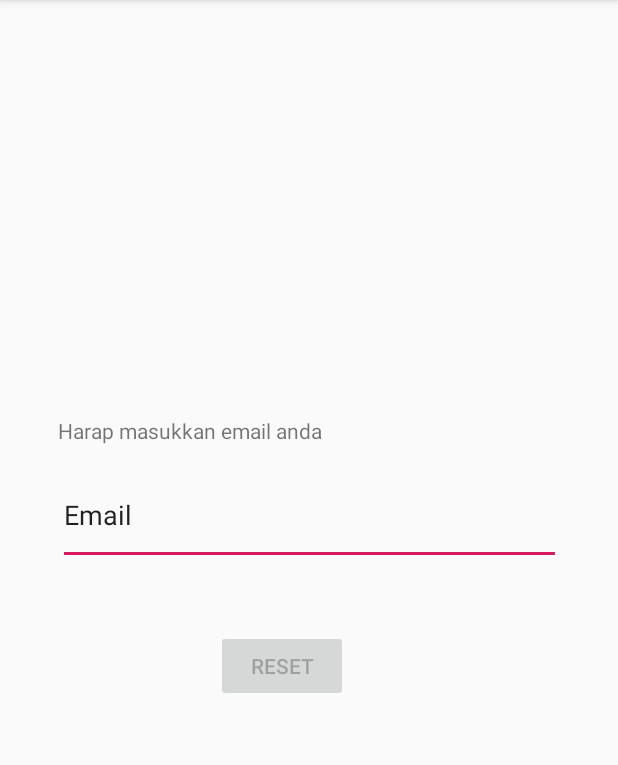
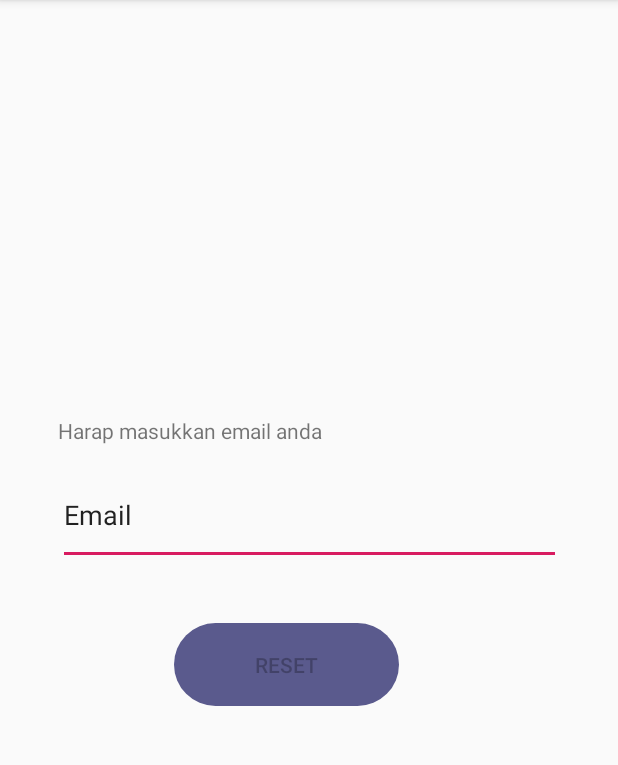
Before and after one commit to finkystudent/UD_DUA_PUTRA, an Android app: the reset_password screen opened directly, with no data from a screen before it, on a phone screen of 412 x 824 dp, the part 84-849 px from its top. Run offline under Robolectric (Android 15) with nearby library versions, the light colour scheme and no system bars.

Commit message:
membuat custom button LOGIN dan RESET

```diff
--- /dev/null
+++ b/app/src/main/res/drawable/custom_button.xml
@@ -0,0 +1,15 @@
+<?xml version="1.0" encoding="utf-8"?>
+<shape xmlns:android="http://schemas.android.com/apk/res/android"
+    >
+    <corners
+        android:bottomLeftRadius="30dp"
+        android:bottomRightRadius="30dp"
+        android:radius="40dp"
+        android:topLeftRadius="30dp"
+        android:topRightRadius="30dp"/>
+    <size
+        android:height="55dp"
+        android:width="150dp"/>
+    <solid
+        android:color="#5A5A8D"/>
+</shape>
--- a/app/src/main/res/layout/activity_login.xml
+++ b/app/src/main/res/layout/activity_login.xml
@@ -15,6 +15,7 @@
         android:textcolor="#020202"
         android:enabled="false"
         android:text="LOGIN"
+        android:background="@drawable/custom_button"
         app:layout_constraintBottom_toBottomOf="parent"
         app:layout_constraintEnd_toEndOf="parent"
         app:layout_constraintHorizontal_bias="0.498"
--- a/app/src/main/res/layout/activity_reset_password.xml
+++ b/app/src/main/res/layout/activity_reset_password.xml
@@ -27,6 +27,7 @@
         android:layout_marginBottom="64dp"
         android:enabled="false"
         android:text="RESET"
+        android:background="@drawable/custom_button"
         android:textcolor="#6A6A6D"
         app:layout_constraintBottom_toBottomOf="parent"
         app:layout_constraintEnd_toEndOf="parent"
```
